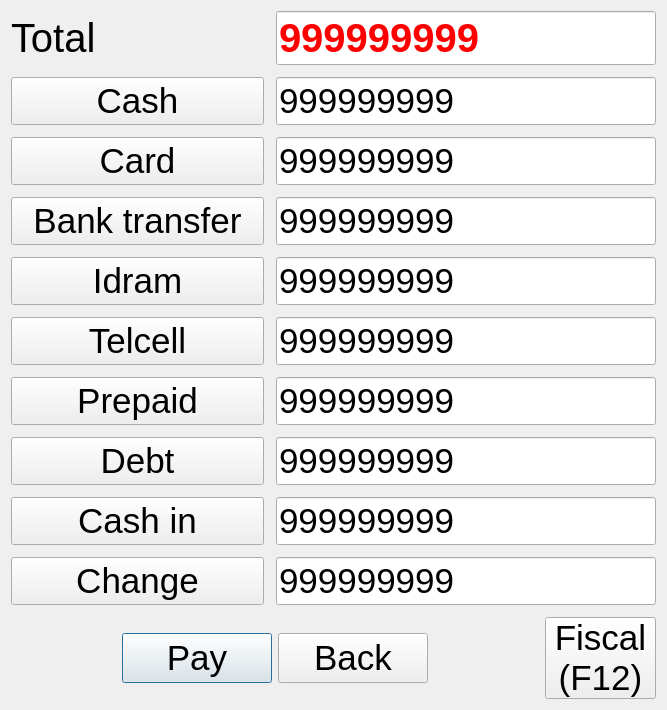
First picture: the form in Forms/dlgpaymentchoose.ui, repository End1-1/Cafe5, before the edit.
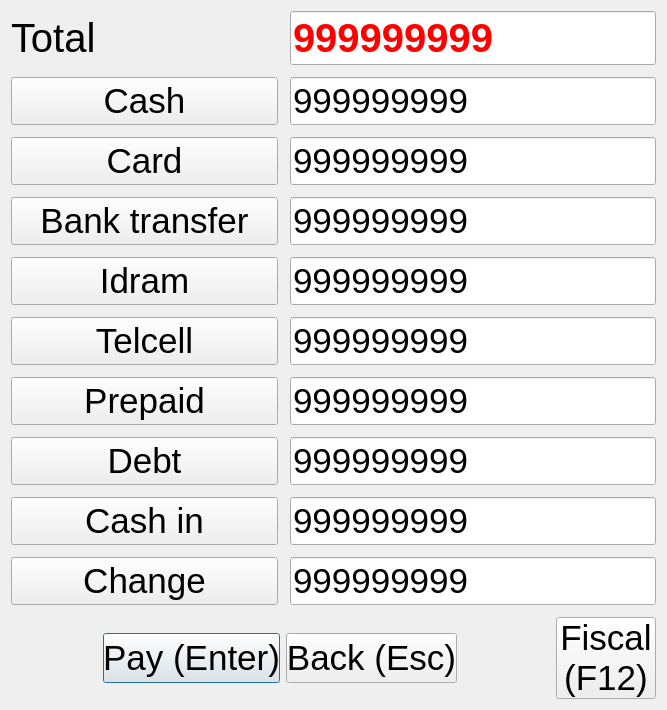
Second picture: the form after the edit. Custom widgets are drawn as their Qt base class.

Patch:
```diff
--- a/Forms/dlgpaymentchoose.ui
+++ b/Forms/dlgpaymentchoose.ui
@@ -92,7 +92,7 @@
          </font>
         </property>
         <property name="text">
-         <string>Pay</string>
+         <string>Pay (Enter)</string>
         </property>
        </widget>
       </item>
@@ -116,7 +116,7 @@
          </font>
         </property>
         <property name="text">
-         <string>Back</string>
+         <string>Back (Esc)</string>
         </property>
        </widget>
       </item>
```
